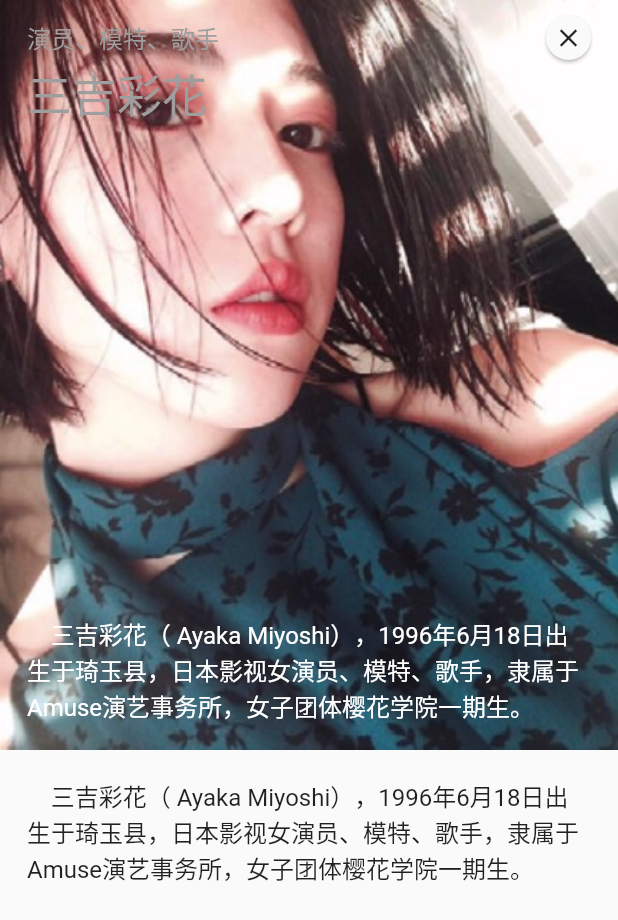
After one commit to wangliqiang/flutter_starter, a Flutter app: the Today screen opened directly, after a tap on "演员、模特、歌手", on a phone screen of 412 x 824 dp. The commit adds this screen. Shown: the top 920 px of the screen. Run offline on Flutter 3.47's test engine with Material 2 defaults, Android fonts, the phone set to English and light mode, and no system bars.

Commit message:
添加本地图片，添加AppStore Today页面

```diff
--- /dev/null
+++ b/lib/today/today.dart
@@ -0,0 +1,162 @@
+import 'package:flutter/material.dart';
+
+import 'today_data.dart';
+import 'today_detail.dart';
+
+class Today extends StatefulWidget {
+  @override
+  _TodayState createState() => _TodayState();
+}
+
+class _TodayState extends State<Today> with TickerProviderStateMixin {
+  @override
+  Widget build(BuildContext context) {
+    return Scaffold(
+      backgroundColor: Colors.white,
+      body: SafeArea(
+        child: SingleChildScrollView(
+          child: Column(
+            crossAxisAlignment: CrossAxisAlignment.start,
+            children: <Widget>[
+              Padding(
+                padding: const EdgeInsets.symmetric(
+                    vertical: 10.0, horizontal: 20.0),
+                child: Row(
+                  children: <Widget>[
+                    Expanded(
+                      child: Column(
+                        crossAxisAlignment: CrossAxisAlignment.start,
+                        children: <Widget>[
+                          Text(
+                            '08:41 星期二',
+                            style: TextStyle(
+                                fontSize: 12,
+                                decoration: TextDecoration.none,
+                                color: Colors.black54),
+                          ),
+                          Padding(
+                              padding: const EdgeInsets.only(top: 5.0),
+                              child: Text(
+                                'Today',
+                                style: TextStyle(
+                                    decoration: TextDecoration.none,
+                                    fontSize: 30,
+                                    color: Colors.black,
+                                    fontWeight: FontWeight.bold),
+                              )),
+                        ],
+                      ),
+                    ),
+                    ClipOval(
+                      child: IconButton(
+                        icon: Icon(
+                          Icons.account_circle,
+                          color: Colors.blue,
+                          size: 30,
+                        ),
+                        padding: const EdgeInsets.only(top: 10),
+                      ),
+                    ),
+                  ],
+                ),
+              ),
+              createListView(),
+            ],
+          ),
+        ),
+      ),
+    );
+  }
+
+  Widget createListView() {
+    return ListView.builder(
+      itemCount: todayList.length,
+      shrinkWrap: true,
+      physics: NeverScrollableScrollPhysics(),
+      itemBuilder: (context, index) {
+        return createItemView(index);
+      },
+    );
+  }
+
+  Widget createItemView(int index) {
+    var todayInfo = todayList[index];
+
+    var _scaleAnimationController =
+        AnimationController(vsync: this, duration: Duration(milliseconds: 200));
+
+    var _scaleAnimation =
+        Tween<double>(begin: 1, end: 0.98).animate(_scaleAnimationController);
+
+    return GestureDetector(
+      onPanDown: (details) {
+        _scaleAnimationController.forward();
+      },
+      onPanCancel: () {
+        _scaleAnimationController.reverse();
+      },
+      onTap: () {
+        Navigator.of(context).push(MaterialPageRoute(
+            builder: (context) {
+              return TodayDetail();
+            },
+            fullscreenDialog: true,
+            settings: RouteSettings(arguments: todayInfo)));
+      },
+      child: Container(
+        height: 450,
+        margin: EdgeInsets.symmetric(horizontal: 30, vertical: 10),
+        child: ScaleTransition(
+          scale: _scaleAnimation,
+          child: Hero(
+            tag: 'hero${todayInfo.title}',
+            child: Stack(
+              children: <Widget>[
+                Positioned.fill(
+                  child: ClipRRect(
+                    borderRadius: BorderRadius.all(Radius.circular(15)),
+                    child: Image.asset(
+                      todayInfo.imageUrl,
+                      fit: BoxFit.cover,
+                    ),
+                  ),
+                ),
+                Padding(
+                  padding: const EdgeInsets.all(18.0),
+                  child: Column(
+                    crossAxisAlignment: CrossAxisAlignment.start,
+                    children: <Widget>[
+                      Text(
+                        todayInfo.subTitle,
+                        style: TextStyle(
+                            fontSize: 16,
+                            color: Colors.grey,
+                            decoration: TextDecoration.none),
+                      ),
+                      Expanded(
+                        child: Text(
+                          todayInfo.title,
+                          style: TextStyle(
+                              fontSize: 30,
+                              color: Colors.grey,
+                              decoration: TextDecoration.none),
+                        ),
+                      ),
+                      Text(
+                        todayInfo.content,
+                        style: TextStyle(
+                            fontSize: 16,
+                            color: Color(todayInfo.fontColor),
+                            decoration: TextDecoration.none),
+                      )
+                    ],
+                  ),
+                )
+              ],
+            ),
+          ),
+        ),
+      ),
+    );
+  }
+}
--- /dev/null
+++ b/lib/today/today_data.dart
@@ -0,0 +1,36 @@
+class Today {
+  String title;
+  String subTitle;
+  String content;
+  String imageUrl;
+  int fontColor;
+
+  Today(this.title, this.subTitle, this.content, this.imageUrl, this.fontColor);
+}
+
+List<Today> todayList = [
+  Today(
+      "三吉彩花",
+      "演员、模特、歌手",
+      "    三吉彩花（ Ayaka Miyoshi），1996年6月18日出生于琦玉县，日本影视女演员、模特、歌手，隶属于Amuse演艺事务所，女子团体樱花学院一期生。",
+      "images/sancai_chunhua.jpeg",
+      0xFFFFFFFF),
+  Today(
+      "石原里美",
+      "演员、主持人",
+      "    石原里美，1986年12月24日出生于日本东京，日本女演员、主持人。2002年，参加HORIPRO公司第27回艺人新人选拔，获得最佳新人“完美少女”奖，从而正式以女演员的身份进入演艺圈。",
+      "images/shiyuan_limei.jpg",
+      0xFF000000),
+  Today(
+      "新垣结衣",
+      "演员、歌手、模特",
+      "    新垣结衣（Aragaki Yui），1988年6月11日出生于日本冲绳县那霸市。日本女演员、歌手、模特。2001年，参加《nicola》杂志模特选拔并获得了最优秀大奖。2005年，出演了电视剧处女作《涩谷15》。2006年3月3日，发行了个人首本写真集《ちゅら☆ちゅら》",
+      "images/xinyuan_jieyi.jpg",
+      0xFF000000),
+  Today(
+      "吉冈里帆",
+      "影视演员、写真模特",
+      "    吉冈里帆（Riho Yoshioka），1993年1月15日出生于日本京都府，影视演员、写真模特，隶属于A-Team事务所 [1]  。",
+      "images/jigang_lifan.jpg",
+      0xFF9E9E9E),
+];
--- /dev/null
+++ b/lib/today/today_detail.dart
@@ -0,0 +1,101 @@
+import 'package:flutter/material.dart';
+
+import 'today_data.dart';
+
+class TodayDetail extends StatelessWidget {
+  @override
+  Widget build(BuildContext context) {
+    Today todayInfo = ModalRoute.of(context).settings.arguments;
+
+    return Scaffold(
+      body: SingleChildScrollView(
+        child: Column(
+          children: <Widget>[
+            Hero(
+              tag: 'hero${todayInfo.title}',
+              child: Container(
+                height: 500,
+                child: Stack(
+                  children: <Widget>[
+                    Image.asset(
+                      todayInfo.imageUrl,
+                      fit: BoxFit.cover,
+                      height: 500,
+                    ),
+                    SafeArea(
+                      bottom: false,
+                      child: Padding(
+                        padding: const EdgeInsets.only(
+                            left: 18.0, top: 10, bottom: 18.0, right: 18.0),
+                        child: Column(
+                          crossAxisAlignment: CrossAxisAlignment.start,
+                          children: <Widget>[
+                            Row(
+                              mainAxisSize: MainAxisSize.max,
+                              mainAxisAlignment: MainAxisAlignment.spaceBetween,
+                              children: <Widget>[
+                                Text(
+                                  todayInfo.subTitle,
+                                  style: TextStyle(
+                                      fontSize: 16,
+                                      color: Colors.grey,
+                                      decoration: TextDecoration.none),
+                                ),
+                                Material(
+                                  elevation: 1,
+                                  borderRadius: BorderRadius.circular(30),
+                                  child: SizedBox(
+                                    width: 30,
+                                    height: 30,
+                                    child: IconButton(
+                                      padding: EdgeInsets.all(5),
+                                      icon: Icon(
+                                        Icons.close,
+                                        size: 20,
+                                      ),
+                                      alignment: Alignment.topLeft,
+                                      onPressed: () {
+                                        Navigator.pop(context);
+                                      },
+                                    ),
+                                  ),
+                                ),
+                              ],
+                            ),
+                            Expanded(
+                              child: Text(
+                                todayInfo.title,
+                                style: TextStyle(
+                                    fontSize: 30.0,
+                                    color: Colors.grey,
+                                    decoration: TextDecoration.none),
+                              ),
+                            ),
+                            Text(
+                              todayInfo.content,
+                              style: TextStyle(
+                                  fontSize: 16,
+                                  color: Color(todayInfo.fontColor),
+                                  decoration: TextDecoration.none),
+                            )
+                          ],
+                        ),
+                      ),
+                    ),
+                  ],
+                ),
+              ),
+            ),
+            Padding(
+              padding: const EdgeInsets.all(18.0),
+              child: Text(
+                todayInfo.content,
+                style: TextStyle(fontSize: 16),
+              ),
+            )
+          ],
+        ),
+      ),
+    );
+  }
+}
--- a/pubspec.yaml
+++ b/pubspec.yaml
@@ -41,7 +41,8 @@ flutter:
   uses-material-design: true
 
   # To add assets to your application, add an assets section, like this:
-  # assets:
+  assets:
+    - images/
   #  - images/a_dot_burr.jpeg
   #  - images/a_dot_ham.jpeg
 
```
Also changed, not shown: lib/main.dart (+30 -102 lines), images/jigang_lifan.jpg (added), images/sancai_chunhua.jpeg (added), images/shiyuan_limei.jpg (added), images/xinyuan_jieyi.jpg (added), pubspec.lock, 1 other file.
